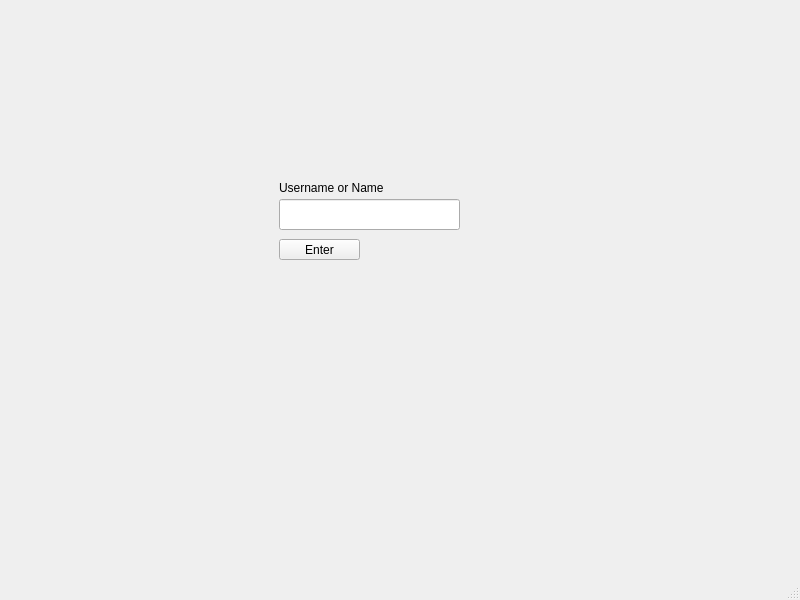
Old version of the form mainwindow.ui in the repository justinburrill/comp3004_d1.
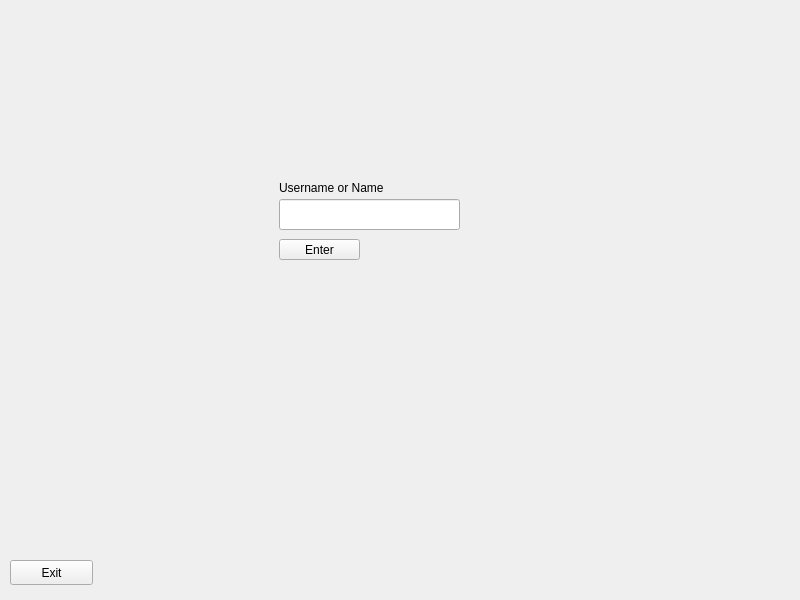
New version of the form.

Commit message: Add exit button on dashboard

Patch:
```diff
--- a/mainwindow.ui
+++ b/mainwindow.ui
@@ -67,18 +67,20 @@
     <widget class="QWidget" name="manager_dashboard"/>
     <widget class="QWidget" name="sysadmin_dashboard"/>
    </widget>
-  </widget>
-  <widget class="QMenuBar" name="menubar">
+   <widget class="QPushButton" name="exit_button">
    <property name="geometry">
     <rect>
-     <x>0</x>
-     <y>0</y>
-     <width>800</width>
-     <height>22</height>
-    </rect>
-   </property>
-  </widget>
-  <widget class="QStatusBar" name="statusbar"/>
+      <x>10</x>
+      <y>560</y>
+      <width>83</width>
+      <height>25</height>
+     </rect>
+    </property>
+    <property name="text">
+     <string>Exit</string>
+    </property>
+   </widget>
+  </widget>
  </widget>
  <resources/>
  <connections/>
```
Lines whose indentation alone changed are shown as unchanged. The commit also changes 2 other files.
